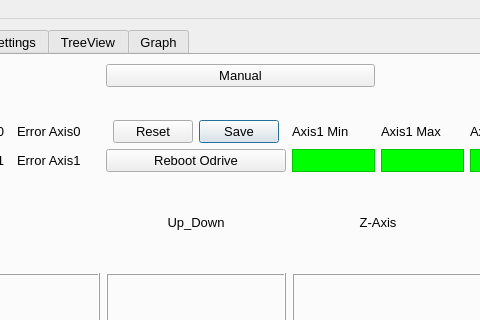
Before: the Qt Designer form gui/mainwindow2.ui in HK-AutoPlant/Gantry, drawn with Qt 5; both pictures show x 146 to 626 and y 0 to 320 of the 986 by 663 pixel window.
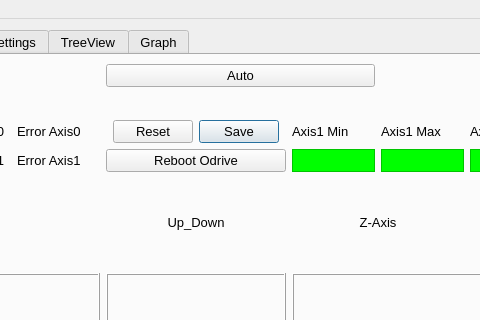
After: the same form once the commit is applied. The open tabs and pages were chosen to show the change. Icons and pictures are not drawn. Custom widgets are drawn as their Qt base class.

The edit to the form file:
```diff
--- a/gui/mainwindow2.ui
+++ b/gui/mainwindow2.ui
@@ -197,7 +197,7 @@
         <item row="0" column="2" colspan="2">
          <widget class="QPushButton" name="pushButton_Auto_Manual">
           <property name="text">
-           <string>Manual</string>
+           <string>Auto</string>
           </property>
          </widget>
         </item>
```
